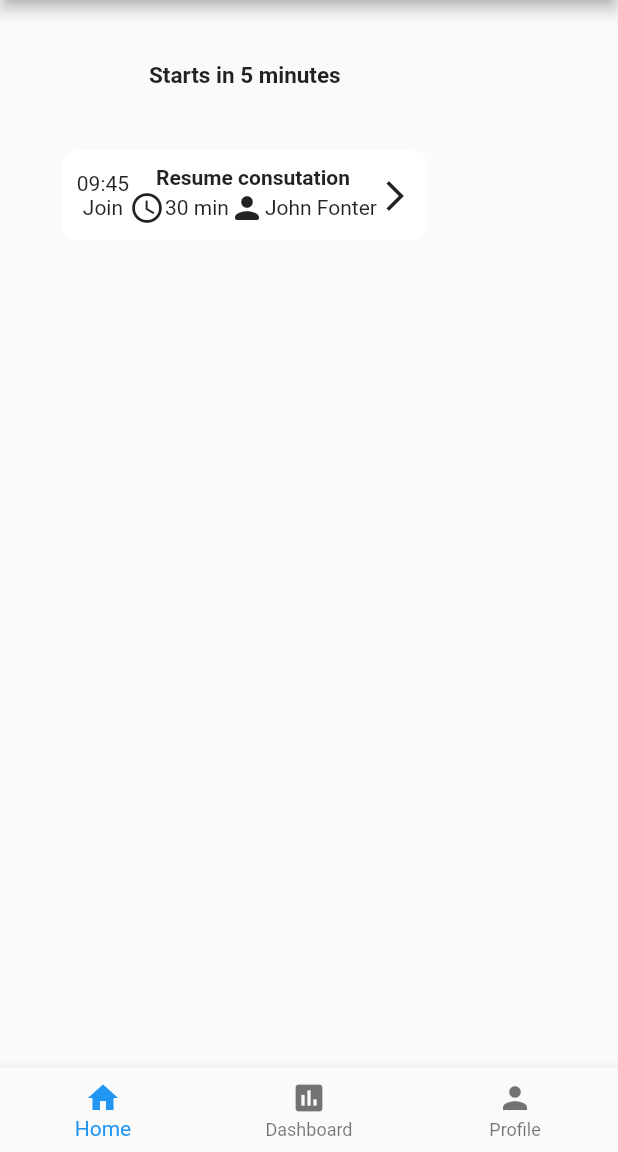
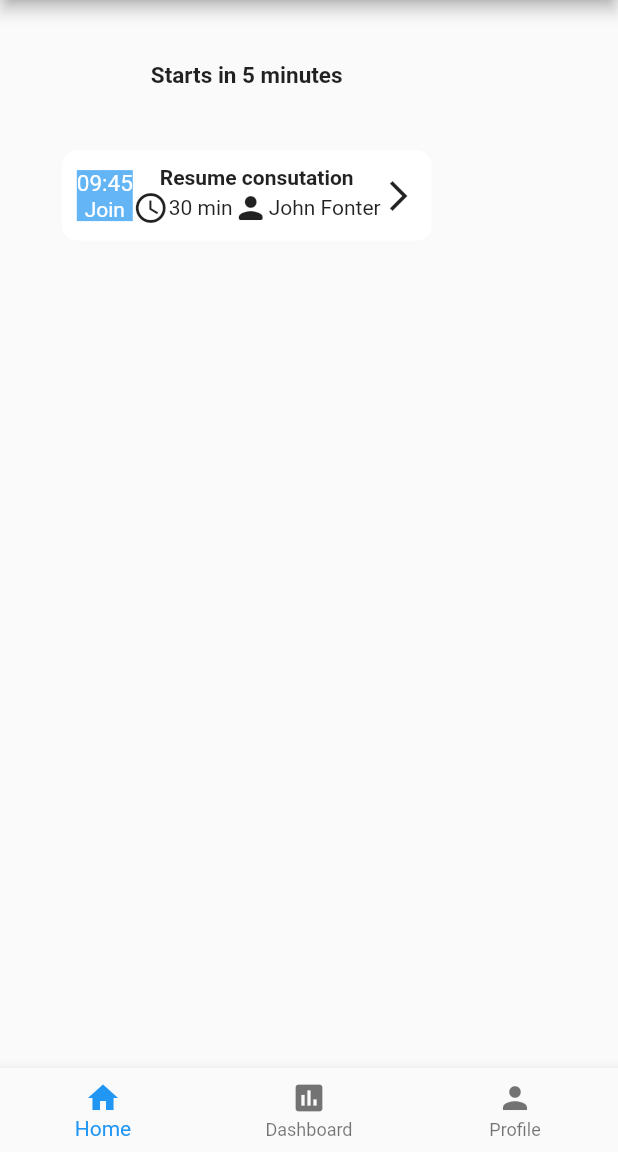
Before and after one commit to Thongek-wpm/flutter_project_test, a Flutter app: the screen it shows after launch, on a phone screen of 412 x 824 dp, the part 84-1236 px from its top. Run offline on Flutter 3.47's test engine with Material 2 defaults, Android fonts, the phone set to English and light mode, and no system bars.

Commit message:
Update homeUI.dart

```diff
--- a/lib/screen/homeUI.dart
+++ b/lib/screen/homeUI.dart
@@ -47,11 +47,23 @@ class _HomeUiState extends State<HomeUi> {
                       ),
                       child: Row(
                         children: [
-                          Column(
-                            children: [
-                              Text('09:45'),
-                              Text('Join'),
-                            ],
+                          Container(
+                            color: Colors.blue[300],
+                            child: Column(
+                              children: [
+                                Text(
+                                  '09:45',
+                                  style: TextStyle(
+                                    color: Colors.white,
+                                    fontSize: 15,
+                                  ),
+                                ),
+                                Text(
+                                  'Join',
+                                  style: TextStyle(color: Colors.white),
+                                ),
+                              ],
+                            ),
                           ),
                           Column(
                             children: [
```
